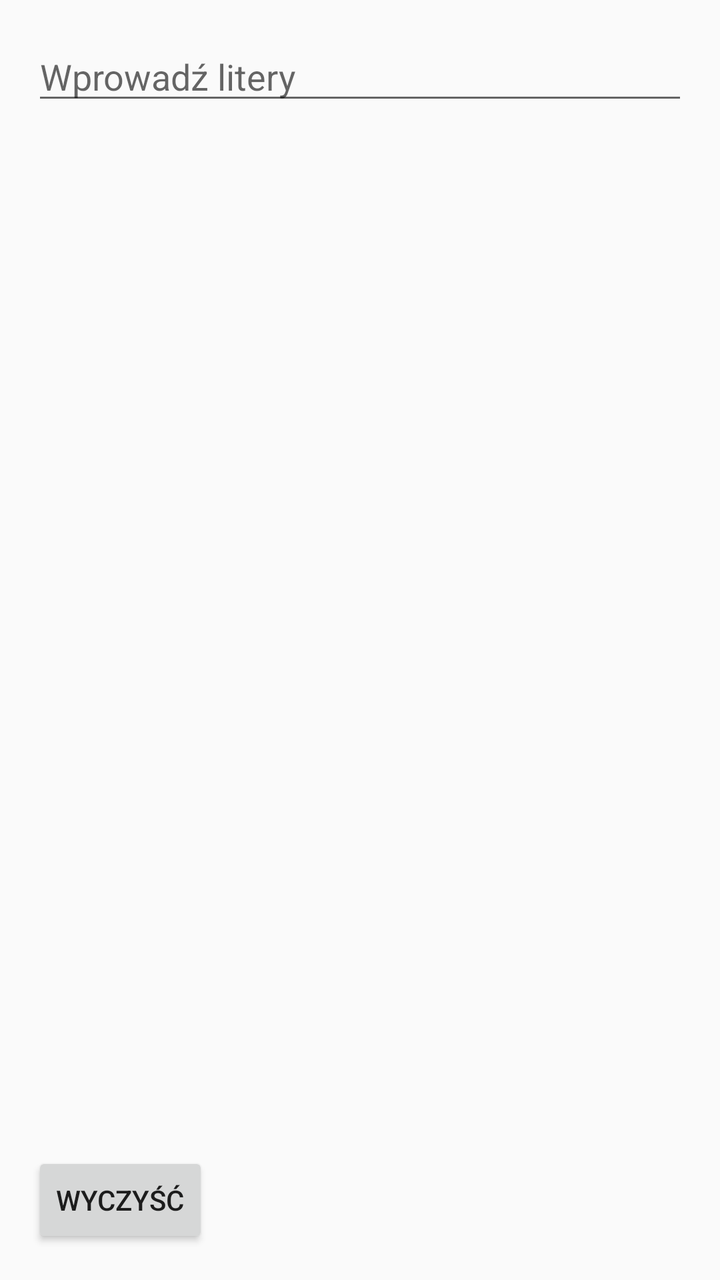
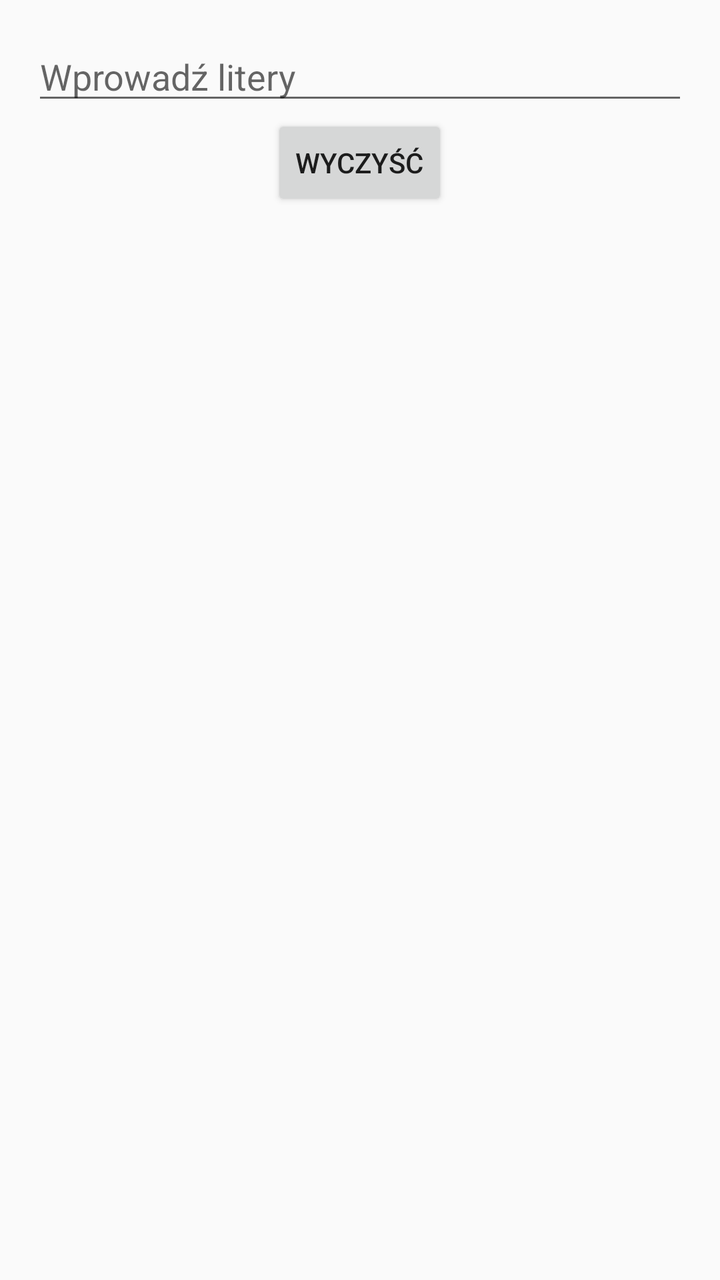

The first picture is an Android layout as it rendered before a commit; the second is the same layout after the commit. The layout source and the unified diff follow.
<!-- AndroidManifest.xml: application theme Theme.AppCompat.DayNight.NoActionBar -->
<!-- res/layout/activity_main.xml -->
<LinearLayout xmlns:android="http://schemas.android.com/apk/res/android"
    android:layout_width="match_parent"
    android:layout_height="match_parent"
    android:orientation="vertical"
    android:padding="16dp">

    <EditText
        android:id="@+id/inputField"
        android:layout_width="match_parent"
        android:layout_height="wrap_content"
        android:hint="Wprowadź litery" />

    <ListView
        android:id="@+id/wordList"
        android:layout_width="match_parent"
        android:layout_height="0dp"
        android:layout_weight="1" />

    <Button
        android:id="@+id/clearButton"
        android:layout_width="wrap_content"
        android:layout_height="wrap_content"
        android:text="Wyczyść" />
</LinearLayout>
<!-- resources referenced by this layout -->
<resources>

</resources>

<!-- the commit's change to res/layout/activity_main.xml (unified diff, before → after) -->
@@ -1,3 +1,4 @@
+<?xml version="1.0" encoding="utf-8"?>
 <LinearLayout xmlns:android="http://schemas.android.com/apk/res/android"
     android:layout_width="match_parent"
     android:layout_height="match_parent"
@@ -8,17 +9,29 @@
         android:id="@+id/inputField"
         android:layout_width="match_parent"
         android:layout_height="wrap_content"
-        android:hint="Wprowadź litery" />
+        android:hint="Wprowadź litery"
+        android:inputType="text" />
+
+    <Button
+        android:id="@+id/clearButton"
+        android:layout_width="wrap_content"
+        android:layout_height="wrap_content"
+        android:text="Wyczyść"
+        android:layout_gravity="center" />
+
+    <TextView
+        android:id="@+id/infoLabel"
+        android:layout_width="match_parent"
+        android:layout_height="wrap_content"
+        android:text=""
+        android:textColor="@android:color/holo_green_dark"
+        android:paddingTop="8dp"
+        android:paddingBottom="8dp"
+        android:textAlignment="center" />
 
     <ListView
         android:id="@+id/wordList"
         android:layout_width="match_parent"
         android:layout_height="0dp"
         android:layout_weight="1" />
-
-    <Button
-        android:id="@+id/clearButton"
-        android:layout_width="wrap_content"
-        android:layout_height="wrap_content"
-        android:text="Wyczyść" />
 </LinearLayout>
